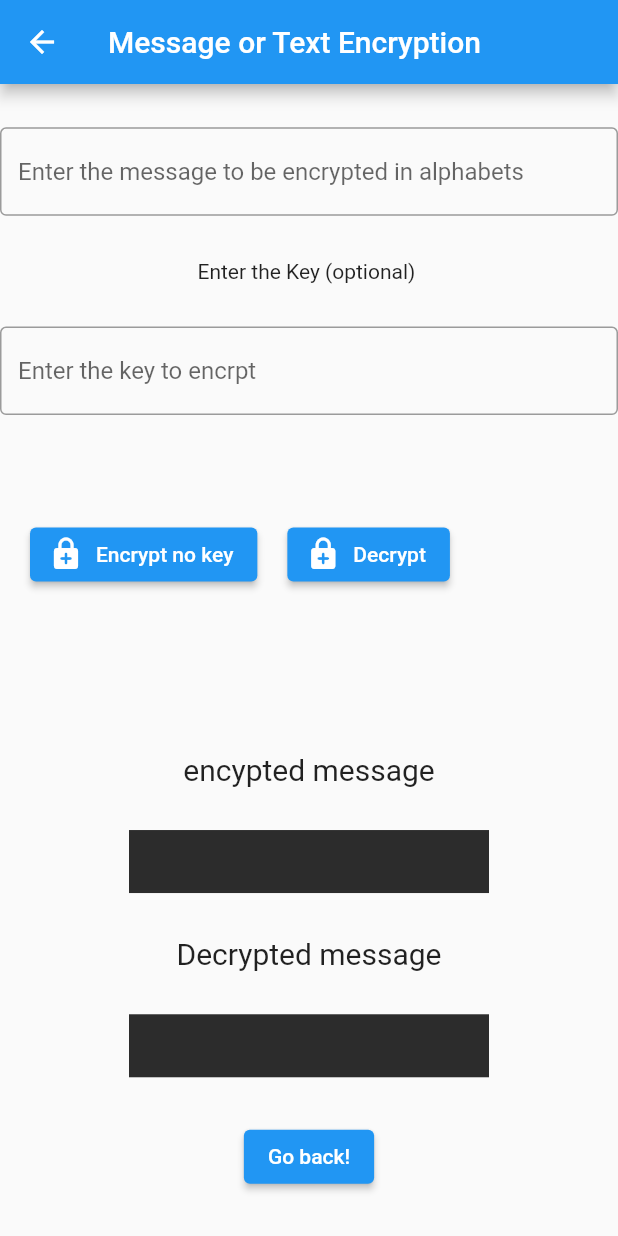
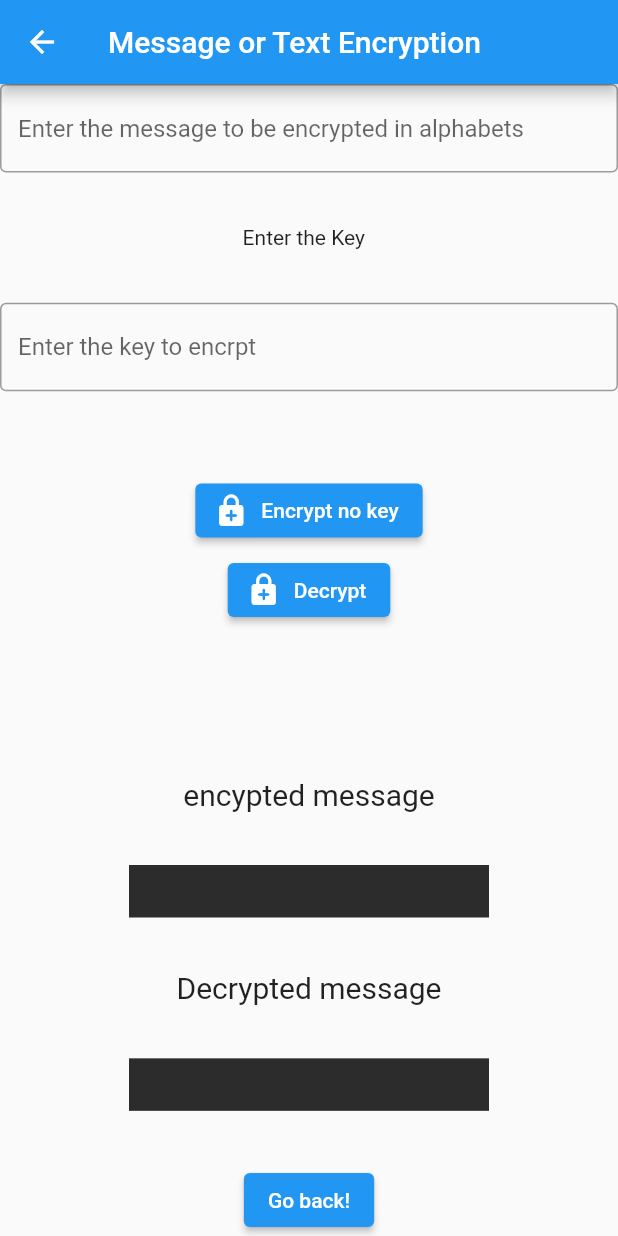
Before and after one commit to hxni444/kryptit, a Flutter app: the txtencrypt screen opened directly, after a tap on "Encrypt no key", on a phone screen of 412 x 824 dp. Run offline on Flutter 3.47's test engine with Material 2 defaults, Android fonts, the phone set to English and light mode, and no system bars; our stand-ins replace file_picker, open_file, permission_handler; missing offline and left inert: aes_crypt_null_safe, encrypt, file_cryptor; Roboto replaces fonts that are missing (Georgia).

Commit message:
message encryption with key added

```diff
--- a/lib/home.dart
+++ b/lib/home.dart
@@ -171,7 +171,7 @@ class _Home_screenState extends State<Home_screen> {
                     ),
                   ),
                   Center(
-                    child: Row(
+                    child: Column(
                       children: [
                         //r     Padding(
                         //  padding: const EdgeInsets.all(8.0),
--- a/lib/message_encrpt.dart
+++ b/lib/message_encrpt.dart
@@ -80,7 +80,7 @@ class _txtencryptState extends State<txtencrypt> {
         body: SafeArea(
             child: Container(
           child: Column(
-            mainAxisAlignment: MainAxisAlignment.spaceEvenly,
+            mainAxisAlignment: MainAxisAlignment.spaceBetween,
             children: [
               TextField(
                 controller: _textcontrol,
@@ -94,13 +94,14 @@ class _txtencryptState extends State<txtencrypt> {
                 mainAxisAlignment: MainAxisAlignment.start,
                 children: [
                   const Text(
-                    "Enter the Key (optional) ",
+                    "Enter the Key  ",
                     textAlign: TextAlign.left,
                   ),
                 ],
               ),
               TextField(
                 controller: _keycontrol,
+                keyboardType: TextInputType.number,
                 decoration: InputDecoration(
                   border: OutlineInputBorder(),
                   hintText: 'Enter the key to encrpt',
@@ -108,16 +109,36 @@ class _txtencryptState extends State<txtencrypt> {
               ),
               Padding(
                 padding: const EdgeInsets.all(20.0),
-                child: Row(
+                child: Column(
                   children: [
                     ElevatedButton.icon(
                       onPressed: () {
                         data = _textcontrol.text;
-                        setState(() {
-                          // print(data);
-                          encryptedtext = " ";
-                          encrypt_message(key);
-                        });
+                        var keyc = (int.parse(_keycontrol.text));
+                        try {
+                          setState(() {
+                            String checkket = _keycontrol.text;
+                            // print(data);
+                            encryptedtext = " ";
+                            print("entered key is");
+                            print(keyc);
+                            // key = int.parse(keyc);
+                            //print(key);
+                            // if (keyc != null) {
+                            key = keyc;
+                            // ignore: unnecessary_null_comparison
+                            if (checkket == "") {
+                              print("enter vallid key");
+                              key = 2;
+                              print("default key is used");
+                              encrypt_message(key);
+                            } else {
+                              encrypt_message(key);
+                            }
+                          });
+                        } catch (exception) {
+                          print("enter proper keyy");
+                        }
                       },
                       icon: Icon(Icons.enhanced_encryption_rounded),
                       label: Text(
@@ -125,7 +146,7 @@ class _txtencryptState extends State<txtencrypt> {
                       ),
                     ),
                     Padding(
-                      padding: const EdgeInsets.all(20.0),
+                      padding: const EdgeInsets.all(5.0),
                       child: ElevatedButton.icon(
                         onPressed: () {
                           decryptedtext = "";
@@ -143,14 +164,14 @@ class _txtencryptState extends State<txtencrypt> {
                 ),
               ),
 
-              SizedBox(height: 10),
+              SizedBox(height: 5),
               Text(
                 "encypted message",
                 style: TextStyle(fontSize: 20),
               ),
               Container(
                 width: 240.0,
-                height: 42.0,
+                height: 35.0,
                 decoration: BoxDecoration(
                   // borderRadius: BorderRadius.circular(24.0),
                   border: Border.symmetric(),
@@ -175,7 +196,7 @@ class _txtencryptState extends State<txtencrypt> {
               // SizedBox.fromSize(size: 10),
               Container(
                 width: 240.0,
-                height: 42.0,
+                height: 35.0,
                 decoration: BoxDecoration(
                   // borderRadius: BorderRadius.circular(24.0),
                   border: Border.symmetric(),
```
Also changed, not shown: lib/Screen_Decryption.dart (+16 -1 lines), lib/Screen_Encryption.dart (+25 -2 lines).
